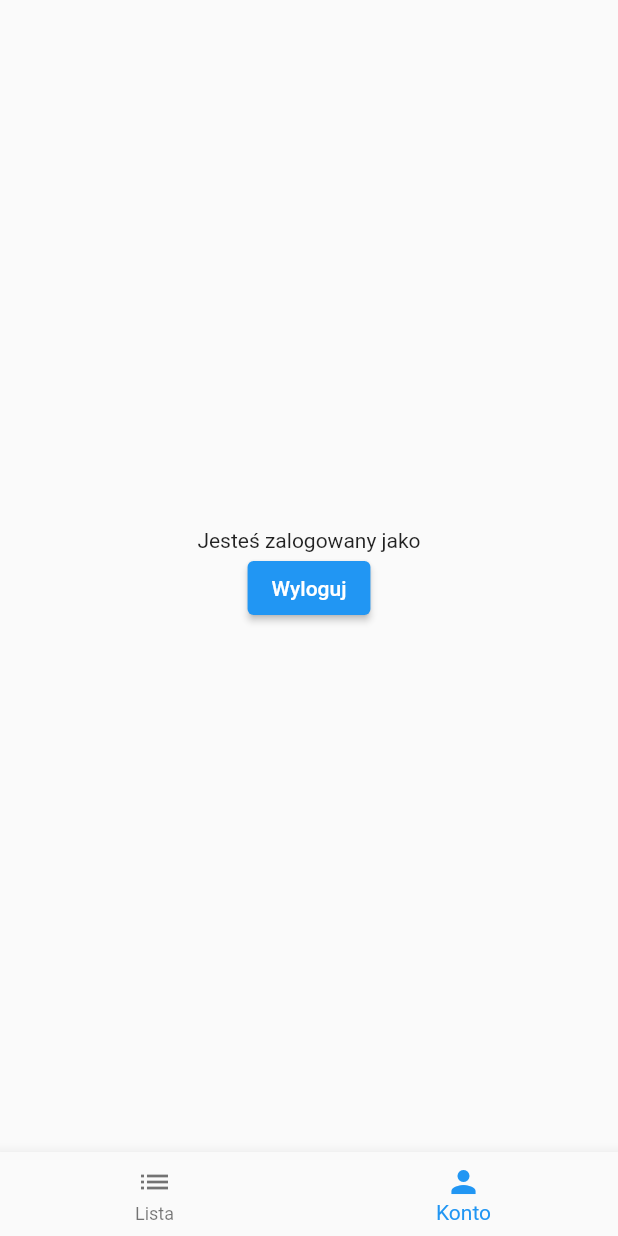
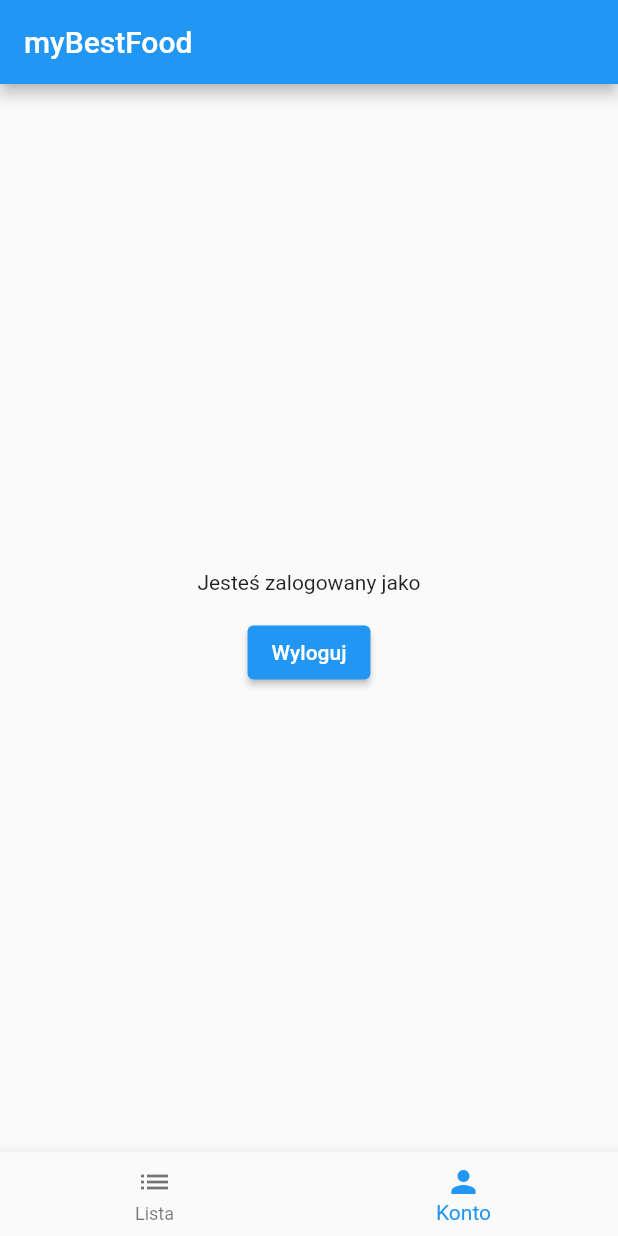
Before and after one commit to piotrpeczkowski/my_best_food, a Flutter app: the screen it shows once a user with an empty profile is signed in, after a tap on "Wyloguj", on a phone screen of 412 x 824 dp. Run offline on Flutter 3.47's test engine with Material 2 defaults, Android fonts, the phone set to English and light mode, and no system bars; our stand-ins replace bloc, firebase_auth, firebase_core, flutter_bloc; accounts and stored records are empty; generated files the repository leaves out were written again; network calls fail.

Commit message:
create appBar widget

```diff
--- a/lib/app/app.dart
+++ b/lib/app/app.dart
@@ -10,10 +10,11 @@ class MyApp extends StatelessWidget {
   @override
   Widget build(BuildContext context) {
     return MaterialApp(
-      title: 'myBestFood',
+      title: Strings.title,
       theme: ThemeData(
         primarySwatch: Colors.blue,
       ),
+      debugShowCheckedModeBanner: false,
       home: const RootPage(),
     );
   }
@@ -34,9 +35,13 @@ class RootPage extends StatelessWidget {
           if (user == null) {
             return LoginPage();
           }
-          return const HomePage();
+          return HomePage(title: Strings.title);
         },
       ),
     );
   }
 }
+
+class Strings {
+  static String title = 'myBestFood';
+}
--- a/lib/features/auth/login_page/login_page.dart
+++ b/lib/features/auth/login_page/login_page.dart
@@ -45,7 +45,20 @@ class _LoginPageState extends State<LoginPage> {
                       ),
                       child: TextField(
                         controller: widget.emailController,
-                        decoration: const InputDecoration(hintText: 'E-mail'),
+                        decoration: InputDecoration(
+                          hintText: 'E-mail',
+                          prefixIcon: Icon(
+                            isCreatingAccount ? Icons.person_add : Icons.person,
+                          ),
+                          focusedBorder: const OutlineInputBorder(
+                            borderSide: BorderSide(
+                              width: 1,
+                            ),
+                          ),
+                          border: OutlineInputBorder(
+                            borderRadius: BorderRadius.circular(5),
+                          ),
+                        ),
                       ),
                     ),
                     // PASSWORD TextField
@@ -56,7 +69,18 @@ class _LoginPageState extends State<LoginPage> {
                       child: TextField(
                         controller: widget.passwordController,
                         obscureText: true,
-                        decoration: const InputDecoration(hintText: 'Hasło'),
+                        decoration: InputDecoration(
+                          hintText: 'Hasło',
+                          prefixIcon: const Icon(Icons.key),
+                          focusedBorder: const OutlineInputBorder(
+                            borderSide: BorderSide(
+                              width: 1,
+                            ),
+                          ),
+                          border: OutlineInputBorder(
+                            borderRadius: BorderRadius.circular(5),
+                          ),
+                        ),
                       ),
                     ),
                     // CONFIRM PASSWORD TextField
@@ -70,8 +94,18 @@ class _LoginPageState extends State<LoginPage> {
                             child: TextField(
                               controller: widget.confirmPasswordController,
                               obscureText: true,
-                              decoration: const InputDecoration(
-                                  hintText: 'Potwierdź Hasło'),
+                              decoration: InputDecoration(
+                                hintText: 'Potwierdź Hasło',
+                                prefixIcon: const Icon(Icons.key),
+                                focusedBorder: const OutlineInputBorder(
+                                  borderSide: BorderSide(
+                                    width: 1,
+                                  ),
+                                ),
+                                border: OutlineInputBorder(
+                                  borderRadius: BorderRadius.circular(5),
+                                ),
+                              ),
                             ),
                           ),
                         ]
--- a/lib/features/home_page/account_content/account_content.dart
+++ b/lib/features/home_page/account_content/account_content.dart
@@ -18,7 +18,10 @@ class AccountPageContent extends StatelessWidget {
             child: Column(
               mainAxisAlignment: MainAxisAlignment.center,
               children: [
-                const Text('Jesteś zalogowany jako'),
+                const Padding(
+                  padding: EdgeInsets.symmetric(vertical: 15),
+                  child: Text('Jesteś zalogowany jako'),
+                ),
                 ElevatedButton(
                   onPressed: () {
                     context.read<LoginCubit>().signOut();
--- a/lib/features/home_page/home_page.dart
+++ b/lib/features/home_page/home_page.dart
@@ -1,14 +1,22 @@
 import 'package:flutter/material.dart';
 import 'package:my_best_food/features/home_page/account_content/account_content.dart';
+import 'package:my_best_food/features/widgets/my_app_bar.dart';
 
 class HomePage extends StatelessWidget {
   const HomePage({
+    required this.title,
     Key? key,
   }) : super(key: key);
+
+  final String title;
 
   @override
   Widget build(BuildContext context) {
     return Scaffold(
+      appBar: MyAppBar(
+        title: title,
+        appBar: AppBar(),
+      ),
       bottomNavigationBar: BottomNavigationBar(
         currentIndex: 1,
         items: const [
--- /dev/null
+++ b/lib/features/widgets/my_app_bar.dart
@@ -0,0 +1,22 @@
+import 'package:flutter/material.dart';
+
+class MyAppBar extends StatelessWidget implements PreferredSizeWidget {
+  const MyAppBar({
+    Key? key,
+    required this.title,
+    required this.appBar,
+  }) : super(key: key);
+
+  final String title;
+  final AppBar appBar;
+
+  @override
+  Widget build(BuildContext context) {
+    return AppBar(
+      title: Text(title),
+    );
+  }
+
+  @override
+  Size get preferredSize => Size.fromHeight(appBar.preferredSize.height);
+}
```
